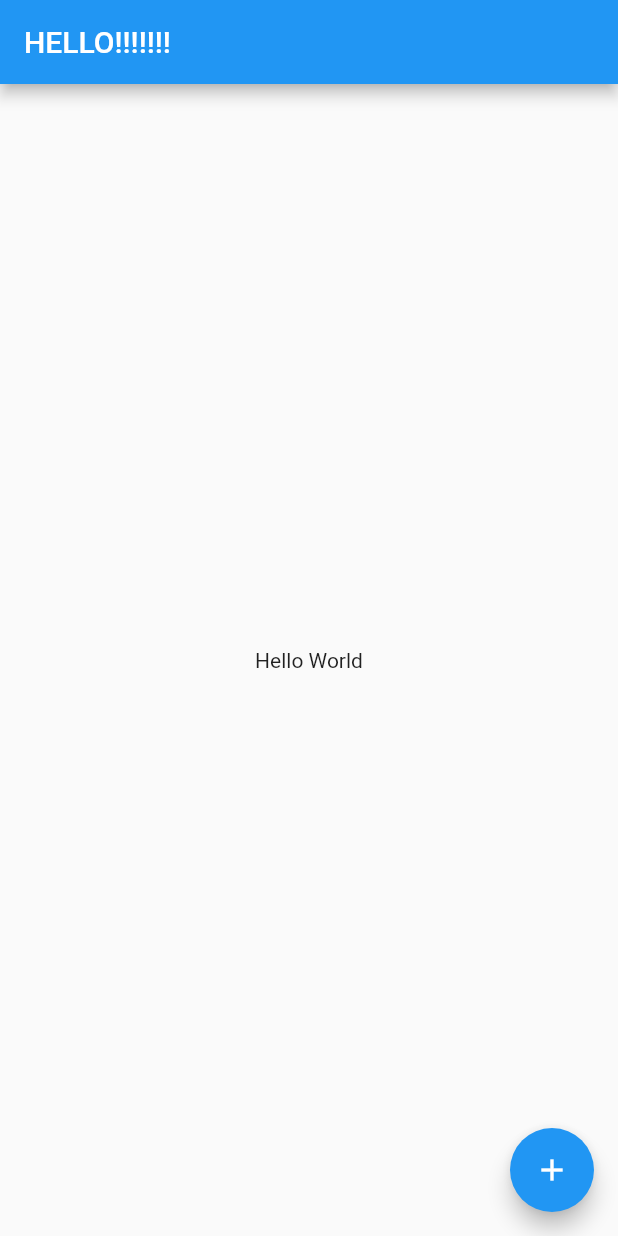
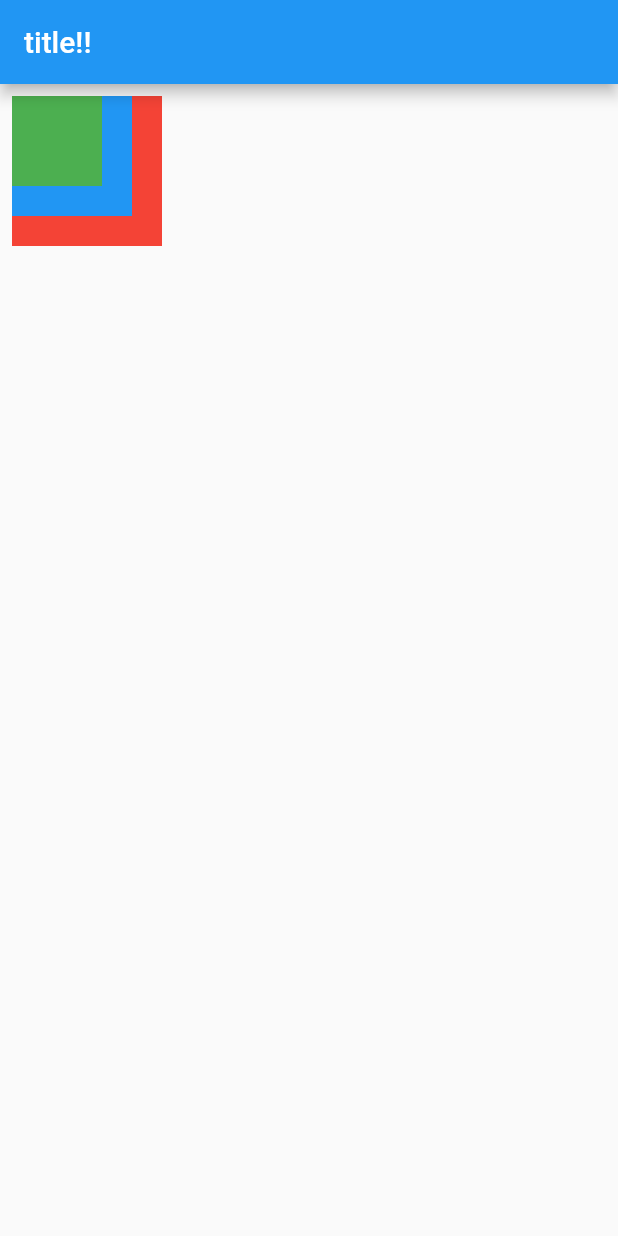
Before and after one commit to jihuncha/flutter_widget_study, a Flutter app: the screen it shows after launch, on a phone screen of 412 x 824 dp. Run offline on Flutter 3.47's test engine with Material 2 defaults, Android fonts, the phone set to English and light mode, and no system bars.

Commit message:
feat: Widget Study 1. Stack 까지 학습

```diff
--- a/lib/main.dart
+++ b/lib/main.dart
@@ -13,78 +13,45 @@ class MyApp extends StatelessWidget {
     return MaterialApp(
       title: 'Flutter Demo',
       theme: ThemeData(
-        // This is the theme of your application.
-        //
-        // Try running your application with "flutter run". You'll see the
-        // application has a blue toolbar. Then, without quitting the app, try
-        // changing the primarySwatch below to Colors.green and then invoke
-        // "hot reload" (press "r" in the console where you ran "flutter run",
-        // or simply save your changes to "hot reload" in a Flutter IDE).
-        // Notice that the counter didn't reset back to zero; the application
-        // is not restarted.
         primarySwatch: Colors.blue,
       ),
-      home: const MyHomePage(),
+      home: MyHomePage(),
     );
   }
 }
 
-class MyHomePage extends StatefulWidget {
-  const MyHomePage({Key? key}) : super(key: key);
-
-  // This widget is the home page of your application. It is stateful, meaning
-  // that it has a State object (defined below) that contains fields that affect
-  // how it looks.
-
-  // This class is the configuration for the state. It holds the values (in this
-  // case the title) provided by the parent (in this case the App widget) and
-  // used by the build method of the State. Fields in a Widget subclass are
-  // always marked "final".
-
-  // final String title;
-
-  @override
-  State<MyHomePage> createState() => _MyHomePageState();
-}
-
-class _MyHomePageState extends State<MyHomePage> {
-  int _counter = 0;
-
-  void _incrementCounter() {
-    setState(() {
-      // This call to setState tells the Flutter framework that something has
-      // changed in this State, which causes it to rerun the build method below
-      // so that the display can reflect the updated values. If we changed
-      // _counter without calling setState(), then the build method would not be
-      // called again, and so nothing would appear to happen.
-      _counter++;
-    });
-  }
-
+class MyHomePage extends StatelessWidget {
   @override
   Widget build(BuildContext context) {
-    // This method is rerun every time setState is called, for instance as done
-    // by the _incrementCounter method above.
-    //
-    // The Flutter framework has been optimized to make rerunning build methods
-    // fast, so that you can just rebuild anything that needs updating rather
-    // than having to individually change instances of widgets.
     return Scaffold(
       appBar: AppBar(
-        // Here we take the value from the MyHomePage object that was created by
-        // the App.build method, and use it to set our appbar title.
-        title: Text("HELLO!!!!!!!"),
+        title: Text("title!!"),
       ),
-      body: Center(
-        // Center is a layout widget. It takes a single child and positions it
-        // in the middle of the parent.
-        child: Text('Hello World'),
-      ),
-      floatingActionButton: FloatingActionButton(
-        onPressed: _incrementCounter,
-        tooltip: 'Increment',
-        child: const Icon(Icons.add),
-      ), // This trailing comma makes auto-formatting nicer for build methods.
+      body: Stack(
+        children: <Widget>[
+          Container(
+            color: Colors.red,
+            width: 100,
+            height: 100,
+            padding: const EdgeInsets.all(8.0),
+            margin: const EdgeInsets.all(8.0),
+          ),
+          Container(
+            color: Colors.blue,
+            width: 80,
+            height: 80,
+            padding: const EdgeInsets.all(8.0),
+            margin: const EdgeInsets.all(8.0),
+          ),
+          Container(
+            color: Colors.green,
+            width: 60,
+            height: 60,
+            padding: const EdgeInsets.all(8.0),
+            margin: const EdgeInsets.all(8.0),
+          )
+        ],
+      )
     );
   }
 }
```
Also changed, not shown: 1 other file.
